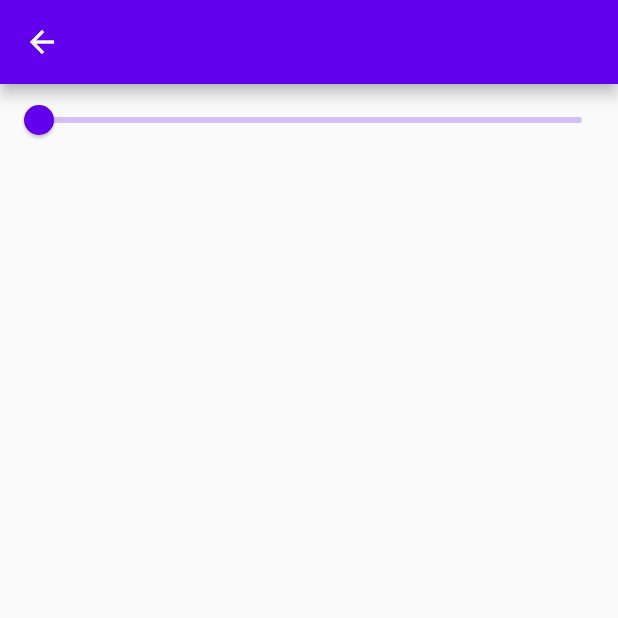
After one commit to AgustinaGF/flutterInputsPractice, a Flutter app: the SliderPage screen opened by its route, on a phone screen of 412 x 824 dp, the top half of it. The commit adds this screen. Run offline on Flutter 3.47's test engine with Material 2 defaults, Android fonts, the phone set to English and light mode, and no system bars.

Commit message:
slider 183

```diff
--- a/lib/app_routes.dart
+++ b/lib/app_routes.dart
@@ -2,6 +2,7 @@ import 'package:flutter/material.dart';
 import 'package:inputs/pages/Keyboard_types_page.dart';
 import 'package:inputs/pages/check_box_page.dart';
 import 'package:inputs/pages/radio_page.dart';
+import 'package:inputs/pages/slider_page.dart';
 import 'package:inputs/routes.dart';
 import 'package:inputs/pages/text_file_page.dart';
 
@@ -11,5 +12,6 @@ Map<String, Widget Function(BuildContext)> get appRoutes {
     Routes.keyboardTypes: (_) => const KeyboardTypesPage(),
     Routes.checkbox: (_) => const CheckBoxPage(),
     Routes.radio: (_) => const RadioPage(),
+    Routes.slider: (_) => const SliderPage(),
   };
 }
--- /dev/null
+++ b/lib/pages/slider_page.dart
@@ -0,0 +1,39 @@
+import 'package:flutter/material.dart';
+
+class SliderPage extends StatefulWidget {
+  const SliderPage({super.key});
+
+  @override
+  State<SliderPage> createState() => _SliderPageState();
+}
+
+class _SliderPageState extends State<SliderPage> {
+  double _value = 0;
+
+  @override
+  Widget build(BuildContext context) {
+    return Scaffold(
+      appBar: AppBar(),
+      body: SafeArea(
+          child: SizedBox(
+        width: double.infinity,
+        child: Column(
+          children: [
+            Slider(
+              value: _value,
+              label: _value.toString(),
+              min: 0,
+              max: 100,
+              divisions: 100,
+              onChanged: (value) {
+                setState(() {
+                  _value = value.floorToDouble();
+                });
+              },
+            )
+          ],
+        ),
+      )),
+    );
+  }
+}
--- a/lib/routes.dart
+++ b/lib/routes.dart
@@ -5,4 +5,5 @@ class Routes {
   static const keyboardTypes = '/keyboard-types';
   static const checkbox = '/check-box';
   static const radio = '/radio';
+  static const slider = '/slider';
 }
```
